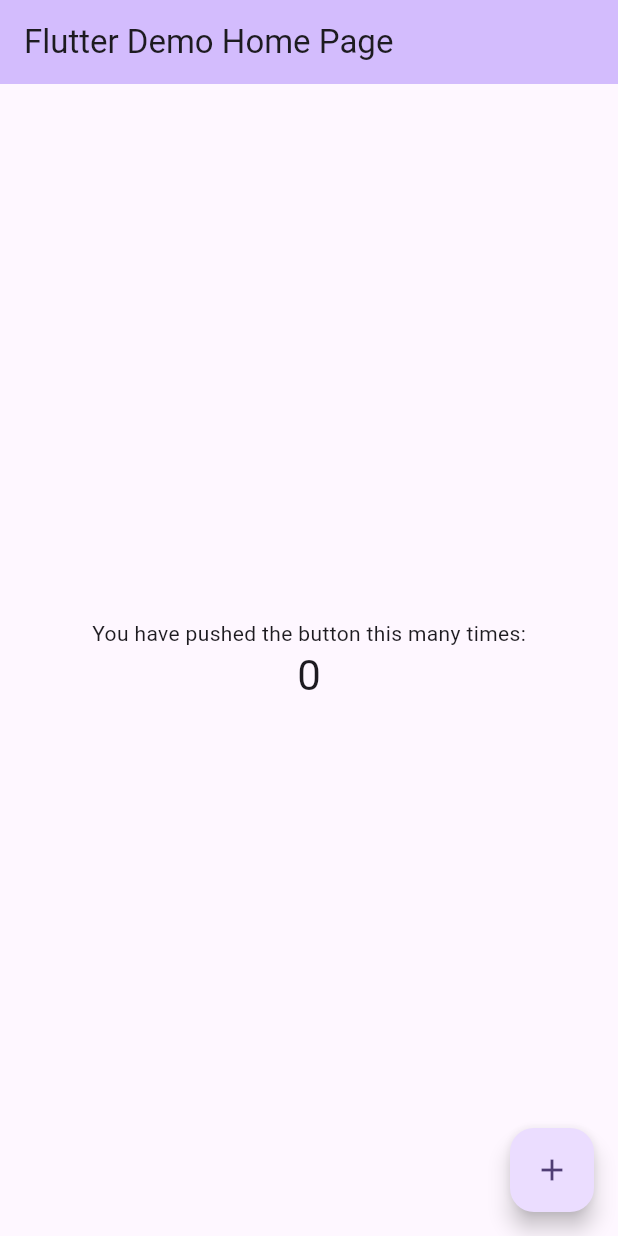
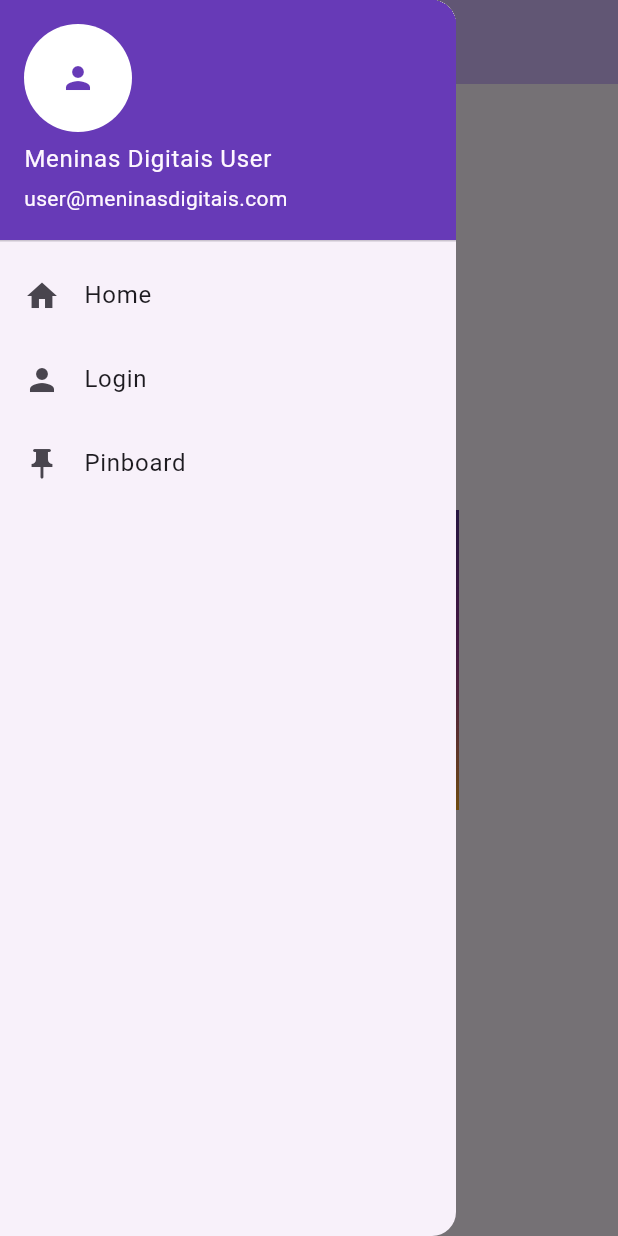
Before and after one commit to Midvirus/App-Meninas-Digitais, a Flutter app: the screen it shows after launch, with the side drawer open (before the commit the screen has no drawer), on a phone screen of 412 x 824 dp. Run offline on Flutter 3.47's test engine with Material 3 defaults, Android fonts, the phone set to English and light mode, and no system bars.

Commit message:
Adição de paginas essenciais e funções de navegação

```diff
--- /dev/null
+++ b/lib/NavBar.dart
@@ -0,0 +1,48 @@
+import 'package:flutter/material.dart';
+
+class NavBar {
+  static Drawer buildDrawer(BuildContext context) {
+    return Drawer(
+      child: ListView(
+        padding: EdgeInsets.zero,
+        children: [
+          const UserAccountsDrawerHeader(
+            accountName: Text('Meninas Digitais User'),
+            accountEmail: Text('user@meninasdigitais.com'),
+            currentAccountPicture: CircleAvatar(
+              backgroundColor: Colors.white,
+              child: Icon(Icons.person, color: Colors.deepPurple),
+            ),
+            decoration: BoxDecoration(
+              color: Colors.deepPurple,
+            ),
+          ),
+          ListTile(
+            leading: const Icon(Icons.home),
+            title: const Text('Home'),
+            onTap: () {
+              Navigator.pop(context);
+              Navigator.pushNamed(context, '/home');
+            },
+          ),
+          ListTile(
+            leading: const Icon(Icons.person),
+            title: const Text('Login'),
+            onTap: () {
+              Navigator.pop(context);
+              Navigator.pushNamed(context, '/login');
+            },
+          ),
+          ListTile(
+            leading: const Icon(Icons.push_pin),
+            title: const Text('Pinboard'),
+            onTap: () {
+              Navigator.pop(context);
+              Navigator.pushNamed(context, '/pinboard');
+            },
+          ),
+        ],
+      ),
+    );
+  }
+}
--- /dev/null
+++ b/lib/homePage.dart
@@ -0,0 +1,50 @@
+import 'package:flutter/material.dart';
+import 'NavBar.dart';
+
+class MyHomePage extends StatefulWidget {
+  const MyHomePage({super.key, required this.title});
+  final String title;
+
+  @override
+  State<MyHomePage> createState() => _MyHomePageState();
+}
+
+class _MyHomePageState extends State<MyHomePage> {
+
+
+  @override
+  Widget build(BuildContext context) {
+    return Scaffold(
+      appBar: AppBar(
+        backgroundColor: Theme.of(context).colorScheme.inversePrimary,
+        title: Text(widget.title),
+      ),
+      drawer: NavBar.buildDrawer(context),
+      body: Center(
+        child: Column(
+          mainAxisAlignment: MainAxisAlignment.center,
+          children: [
+            Image.asset(
+              'images/Logo-Meninas-Digitais.jpg',
+              width: 200,
+              height: 200,
+              fit: BoxFit.contain,
+              errorBuilder: (context, error, stackTrace) {
+                return Container(
+                  width: 200,
+                  height: 200,
+                  color: Colors.grey[300],
+                  child: const Icon(
+                    Icons.image_not_supported,
+                    size: 100,
+                    color: Colors.grey,
+                  ),
+                );
+              },
+            ),
+          ],
+        ),
+      ),
+    );
+  }
+}
--- a/lib/main.dart
+++ b/lib/main.dart
@@ -1,4 +1,7 @@
 import 'package:flutter/material.dart';
+import 'loginPage.dart';
+import 'homePage.dart';
+import 'pinboard.dart';
 
 void main() {
   runApp(const MyApp());
@@ -11,112 +14,16 @@ class MyApp extends StatelessWidget {
   @override
   Widget build(BuildContext context) {
     return MaterialApp(
-      title: 'Flutter Demo',
+      title: 'Meninas Digitais',
       theme: ThemeData(
-        // This is the theme of your application.
-        //
-        // TRY THIS: Try running your application with "flutter run". You'll see
-        // the application has a purple toolbar. Then, without quitting the app,
-        // try changing the seedColor in the colorScheme below to Colors.green
-        // and then invoke "hot reload" (save your changes or press the "hot
-        // reload" button in a Flutter-supported IDE, or press "r" if you used
-        // the command line to start the app).
-        //
-        // Notice that the counter didn't reset back to zero; the application
-        // state is not lost during the reload. To reset the state, use hot
-        // restart instead.
-        //
-        // This works for code too, not just values: Most code changes can be
-        // tested with just a hot reload.
-        colorScheme: .fromSeed(seedColor: Colors.deepPurple),
+        colorScheme: ColorScheme.fromSeed(seedColor: Colors.deepPurple),
       ),
-      home: const MyHomePage(title: 'Flutter Demo Home Page'),
+      home: const MyHomePage(title: 'Meninas Digitais'),
+      routes: {
+        '/login': (context) => const LoginPage(),
+        '/home': (context) => const MyHomePage(title: 'Meninas Digitais'),
+        '/pinboard': (context) => const PinboardPage(title: 'Pinboard'),
+      },
     );
   }
 }
-
-class MyHomePage extends StatefulWidget {
-  const MyHomePage({super.key, required this.title});
-
-  // This widget is the home page of your application. It is stateful, meaning
-  // that it has a State object (defined below) that contains fields that affect
-  // how it looks.
-
-  // This class is the configuration for the state. It holds the values (in this
-  // case the title) provided by the parent (in this case the App widget) and
-  // used by the build method of the State. Fields in a Widget subclass are
-  // always marked "final".
-
-  final String title;
-
-  @override
-  State<MyHomePage> createState() => _MyHomePageState();
-}
-
-class _MyHomePageState extends State<MyHomePage> {
-  int _counter = 0;
-
-  void _incrementCounter() {
-    setState(() {
-      // This call to setState tells the Flutter framework that something has
-      // changed in this State, which causes it to rerun the build method below
-      // so that the display can reflect the updated values. If we changed
-      // _counter without calling setState(), then the build method would not be
-      // called again, and so nothing would appear to happen.
-      _counter++;
-    });
-  }
-
-  @override
-  Widget build(BuildContext context) {
-    // This method is rerun every time setState is called, for instance as done
-    // by the _incrementCounter method above.
-    //
-    // The Flutter framework has been optimized to make rerunning build methods
-    // fast, so that you can just rebuild anything that needs updating rather
-    // than having to individually change instances of widgets.
-    return Scaffold(
-      appBar: AppBar(
-        // TRY THIS: Try changing the color here to a specific color (to
-        // Colors.amber, perhaps?) and trigger a hot reload to see the AppBar
-        // change color while the other colors stay the same.
-        backgroundColor: Theme.of(context).colorScheme.inversePrimary,
-        // Here we take the value from the MyHomePage object that was created by
-        // the App.build method, and use it to set our appbar title.
-        title: Text(widget.title),
-      ),
-      body: Center(
-        // Center is a layout widget. It takes a single child and positions it
-        // in the middle of the parent.
-        child: Column(
-          // Column is also a layout widget. It takes a list of children and
-          // arranges them vertically. By default, it sizes itself to fit its
-          // children horizontally, and tries to be as tall as its parent.
-          //
-          // Column has various properties to control how it sizes itself and
-          // how it positions its children. Here we use mainAxisAlignment to
-          // center the children vertically; the main axis here is the vertical
-          // axis because Columns are vertical (the cross axis would be
-          // horizontal).
-          //
-          // TRY THIS: Invoke "debug painting" (choose the "Toggle Debug Paint"
-          // action in the IDE, or press "p" in the console), to see the
-          // wireframe for each widget.
-          mainAxisAlignment: .center,
-          children: [
-            const Text('You have pushed the button this many times:'),
-            Text(
-              '$_counter',
-              style: Theme.of(context).textTheme.headlineMedium,
-            ),
-          ],
-        ),
-      ),
-      floatingActionButton: FloatingActionButton(
-        onPressed: _incrementCounter,
-        tooltip: 'Increment',
-        child: const Icon(Icons.add),
-      ),
-    );
-  }
-}
--- a/pubspec.yaml
+++ b/pubspec.yaml
@@ -59,9 +59,8 @@ flutter:
   uses-material-design: true
 
   # To add assets to your application, add an assets section, like this:
-  # assets:
-  #   - images/a_dot_burr.jpeg
-  #   - images/a_dot_ham.jpeg
+  assets:
+    - images/Logo-Meninas-Digitais.jpg
 
   # An image asset can refer to one or more resolution-specific "variants", see
   # https://flutter.dev/to/resolution-aware-images
```
Also changed, not shown: lib/loginPage.dart (added, +64 -0 lines), lib/pinboard.dart (added, +26 -0 lines), images/Logo-Meninas-Digitais.jpg (added).
